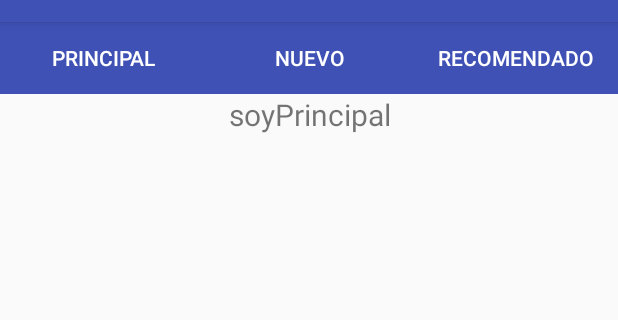
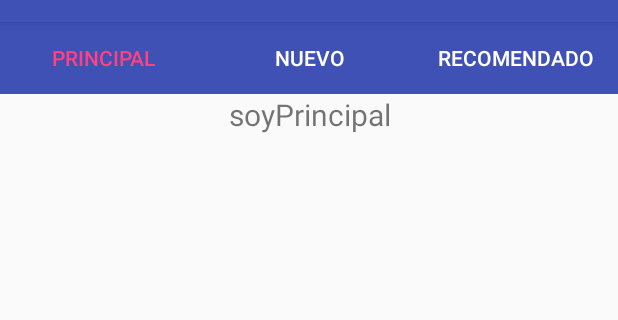
Before and after one commit to TheRaven0/Project_Rose, an Android app: the screen it shows after launch (MainActivity), after a tap on "PRINCIPAL", on a phone screen of 412 x 824 dp, the part 62-382 px from its top. Run offline under Robolectric (Android 15) with nearby library versions, the phone set to English and light mode, and no system bars.

Commit message:
+MainActivity.java: cada vez que se elije un botón de que llama un fragment, su texto se resalta +Nav_menu.xml: se quita la opción "categorías" y se reemplaza por 6 categorías (drama, acción, terror, thriller, comedia y scifi). +MainActivity.java: se quita el listener de la opción "categorías" y se agregan 6 para las 5 que se agregó en nav_menu.xml

```diff
--- a/app/src/main/java/com/example/kevm/project_rose/MainActivity.java
+++ b/app/src/main/java/com/example/kevm/project_rose/MainActivity.java
@@ -18,14 +18,17 @@ import com.example.kevm.project_rose.fragmentos.RecomendadoFragment;
 public class MainActivity extends AppCompatActivity implements NavigationView.OnNavigationItemSelectedListener{
     private DrawerLayout mDrawerLayout;
     private ActionBarDrawerToggle mToggle;
-    /*Button boton1 = (Button)findViewById(R.id.botonUno);
-    Button boton2 = (Button)findViewById(R.id.botonDos);
-    Button boton3 = (Button)findViewById(R.id.botonTres);*/
+
+    Button boton1, boton2, boton3;
 
     @Override
     protected void onCreate(Bundle savedInstanceState) {
         super.onCreate(savedInstanceState);
         setContentView(R.layout.activity_main);
+
+        boton1 = (Button)findViewById(R.id.botonUno);
+        boton2 = (Button)findViewById(R.id.botonDos);
+        boton3 = (Button)findViewById(R.id.botonTres);
 
         mDrawerLayout = (DrawerLayout) findViewById(R.id.drawer);
         mToggle = new ActionBarDrawerToggle(MainActivity.this, mDrawerLayout, R.string.open, R.string.close);
@@ -36,6 +39,7 @@ public class MainActivity extends AppCompatActivity implements NavigationView.On
 
         PrincipalFragment fr = new PrincipalFragment();
         getSupportFragmentManager().beginTransaction().replace(R.id.Contenido,fr).commit();
+        boton1.setTextColor(getResources().getColor(R.color.colorAccent));
 
         NavigationView navigationView = (NavigationView)findViewById(R.id.navigationView);
         navigationView.setNavigationItemSelectedListener(this);
@@ -46,17 +50,26 @@ public class MainActivity extends AppCompatActivity implements NavigationView.On
     {
         PrincipalFragment fr = new PrincipalFragment();
         getSupportFragmentManager().beginTransaction().replace(R.id.Contenido,fr).commit();
+        boton1.setTextColor(getResources().getColor(R.color.colorAccent));
+        boton2.setTextColor(getResources().getColor(R.color.white));
+        boton3.setTextColor(getResources().getColor(R.color.white));
 
     }
     public void dos (View v)
     {
         NuevoFragment fr = new NuevoFragment();
         getSupportFragmentManager().beginTransaction().replace(R.id.Contenido,fr).commit();
+        boton1.setTextColor(getResources().getColor(R.color.white));
+        boton2.setTextColor(getResources().getColor(R.color.colorAccent));
+        boton3.setTextColor(getResources().getColor(R.color.white));
     }
     public void tres (View v)
     {
         RecomendadoFragment fr = new RecomendadoFragment();
         getSupportFragmentManager().beginTransaction().replace(R.id.Contenido,fr).commit();
+        boton1.setTextColor(getResources().getColor(R.color.white));
+        boton2.setTextColor(getResources().getColor(R.color.white));
+        boton3.setTextColor(getResources().getColor(R.color.colorAccent));
     }
 
     @Override
@@ -76,9 +89,34 @@ public class MainActivity extends AppCompatActivity implements NavigationView.On
             Toast.makeText(this, "Home", Toast.LENGTH_SHORT).show();
         }
 
-        if(id == R.id.Categorias)
+        if(id == R.id.Drama)
         {
-            Toast.makeText(this, "Categorías", Toast.LENGTH_SHORT).show();
+            Toast.makeText(this, "Drama", Toast.LENGTH_SHORT).show();
+        }
+
+        if(id== R.id.Accion)
+        {
+            Toast.makeText(this, "Accion", Toast.LENGTH_SHORT).show();
+        }
+
+        if(id== R.id.Terror)
+        {
+            Toast.makeText(this, "Terror", Toast.LENGTH_SHORT).show();
+        }
+
+        if(id== R.id.Thriller)
+        {
+            Toast.makeText(this, "Thriller", Toast.LENGTH_SHORT).show();
+        }
+
+        if(id== R.id.Comedia)
+        {
+            Toast.makeText(this, "Comedia", Toast.LENGTH_SHORT).show();
+        }
+
+        if(id== R.id.CienciaFiccion)
+        {
+            Toast.makeText(this, "Ciencia ficción", Toast.LENGTH_SHORT).show();
         }
 
         if(id == R.id.Historial)
@@ -86,10 +124,6 @@ public class MainActivity extends AppCompatActivity implements NavigationView.On
             Toast.makeText(this, "Historial", Toast.LENGTH_SHORT).show();
         }
 
-        if(id== R.id.About)
-        {
-            Toast.makeText(this, "Acerca de", Toast.LENGTH_SHORT).show();
-        }
 
         if(id == R.id.Logout)
         {
--- a/app/src/main/res/menu/nav_menu.xml
+++ b/app/src/main/res/menu/nav_menu.xml
@@ -1,22 +1,38 @@
 <?xml version="1.0" encoding="utf-8"?>
 <menu xmlns:android="http://schemas.android.com/apk/res/android">
     <item android:id="@+id/Home"
-        android:title="Home">
+        android:title="  Home">
     </item>
 
-    <item android:id="@+id/Categorias"
-        android:title="Categorías">
+    <item android:id="@+id/Drama"
+        android:title="  Drama">
+    </item>
+
+    <item android:id="@+id/Accion"
+        android:title="  Acción">
+    </item>
+
+    <item android:id="@+id/Terror"
+        android:title="  Terror">
+    </item>
+
+    <item android:id="@+id/Thriller"
+        android:title="  Thriller">
+    </item>
+
+    <item android:id="@+id/Comedia"
+        android:title="  Comedia">
+    </item>
+
+    <item android:id="@+id/CienciaFiccion"
+        android:title="  Ciencia ficcion">
     </item>
 
     <item android:id="@+id/Historial"
-        android:title="Historial">
-    </item>
-
-    <item android:id="@+id/About"
-        android:title="Acerca de">
+        android:title="  Historial">
     </item>
 
     <item android:id="@+id/Logout"
-        android:title="Salir">
+        android:title="  Salir">
     </item>
 </menu>
--- a/app/src/main/res/values/colors.xml
+++ b/app/src/main/res/values/colors.xml
@@ -3,4 +3,5 @@
     <color name="colorPrimary">#3F51B5</color>
     <color name="colorPrimaryDark">#303F9F</color>
     <color name="colorAccent">#FF4081</color>
+    <color name="white">#FFFFFF</color>
 </resources>
```
Also changed, not shown: app/src/main/res/layout/activity_inicio_de_sesion.xml (+17 -0 lines), app/src/main/res/layout/activity_registro.xml (+8 -0 lines).
